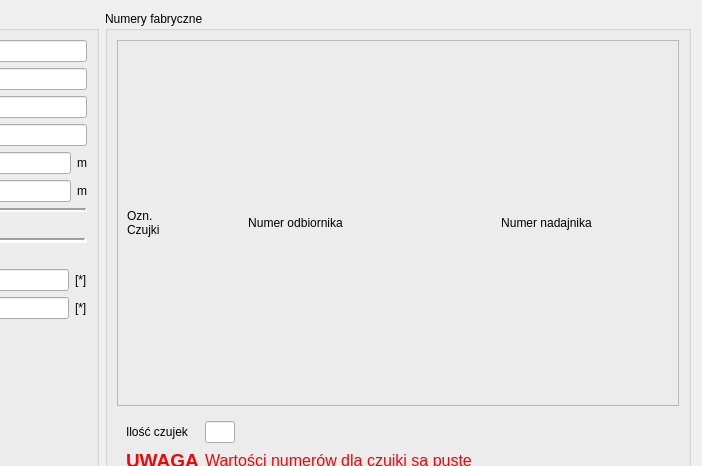
The window that CzujkiLinioweApp/parametrybadaniaczujkidlg.ui (wiacekmarcin/CzujkiLiniowe) describes before a commit, drawn with Qt 5; both pictures show x 498 to 1200 and y 0 to 466 of the 1200 by 800 pixel window.
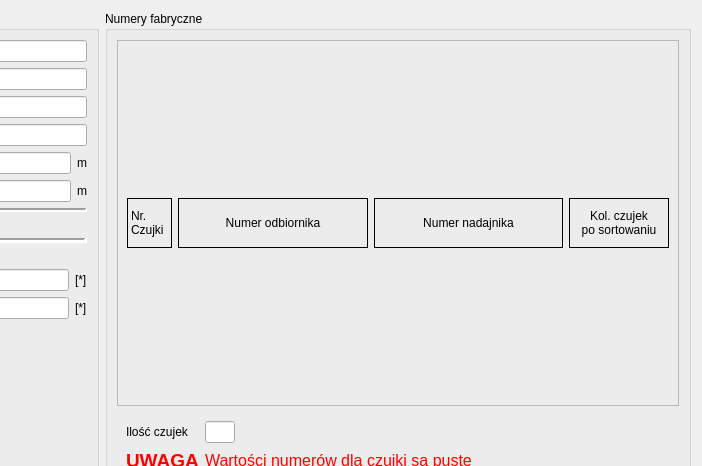
The same window after the commit.

```diff
--- a/CzujkiLinioweApp/parametrybadaniaczujkidlg.ui
+++ b/CzujkiLinioweApp/parametrybadaniaczujkidlg.ui
@@ -286,20 +286,26 @@
           <widget class="QLabel" name="hlp">
            <property name="minimumSize">
             <size>
-             <width>40</width>
+             <width>45</width>
              <height>40</height>
             </size>
            </property>
            <property name="maximumSize">
             <size>
-             <width>40</width>
+             <width>45</width>
              <height>16777215</height>
             </size>
            </property>
+           <property name="frameShape">
+            <enum>QFrame::Box</enum>
+           </property>
            <property name="text">
-            <string>Ozn.
+            <string>Nr.
 Czujki</string>
            </property>
+           <property name="margin">
+            <number>3</number>
+           </property>
           </widget>
          </item>
          <item row="0" column="1">
@@ -310,12 +316,18 @@
              <height>20</height>
             </size>
            </property>
+           <property name="frameShape">
+            <enum>QFrame::Box</enum>
+           </property>
            <property name="text">
             <string>Numer odbiornika</string>
            </property>
            <property name="alignment">
             <set>Qt::AlignCenter</set>
            </property>
+           <property name="margin">
+            <number>3</number>
+           </property>
           </widget>
          </item>
          <item row="0" column="2">
@@ -326,11 +338,46 @@
              <height>20</height>
             </size>
            </property>
+           <property name="frameShape">
+            <enum>QFrame::Box</enum>
+           </property>
            <property name="text">
             <string>Numer nadajnika</string>
            </property>
            <property name="alignment">
             <set>Qt::AlignCenter</set>
+           </property>
+           <property name="margin">
+            <number>3</number>
+           </property>
+          </widget>
+         </item>
+         <item row="0" column="3">
+          <widget class="QLabel" name="headSortowanie">
+           <property name="minimumSize">
+            <size>
+             <width>100</width>
+             <height>0</height>
+            </size>
+           </property>
+           <property name="maximumSize">
+            <size>
+             <width>100</width>
+             <height>50</height>
+            </size>
+           </property>
+           <property name="frameShape">
+            <enum>QFrame::Box</enum>
+           </property>
+           <property name="text">
+            <string>Kol. czujek
+po sortowaniu</string>
+           </property>
+           <property name="alignment">
+            <set>Qt::AlignCenter</set>
+           </property>
+           <property name="margin">
+            <number>3</number>
            </property>
           </widget>
          </item>
```
